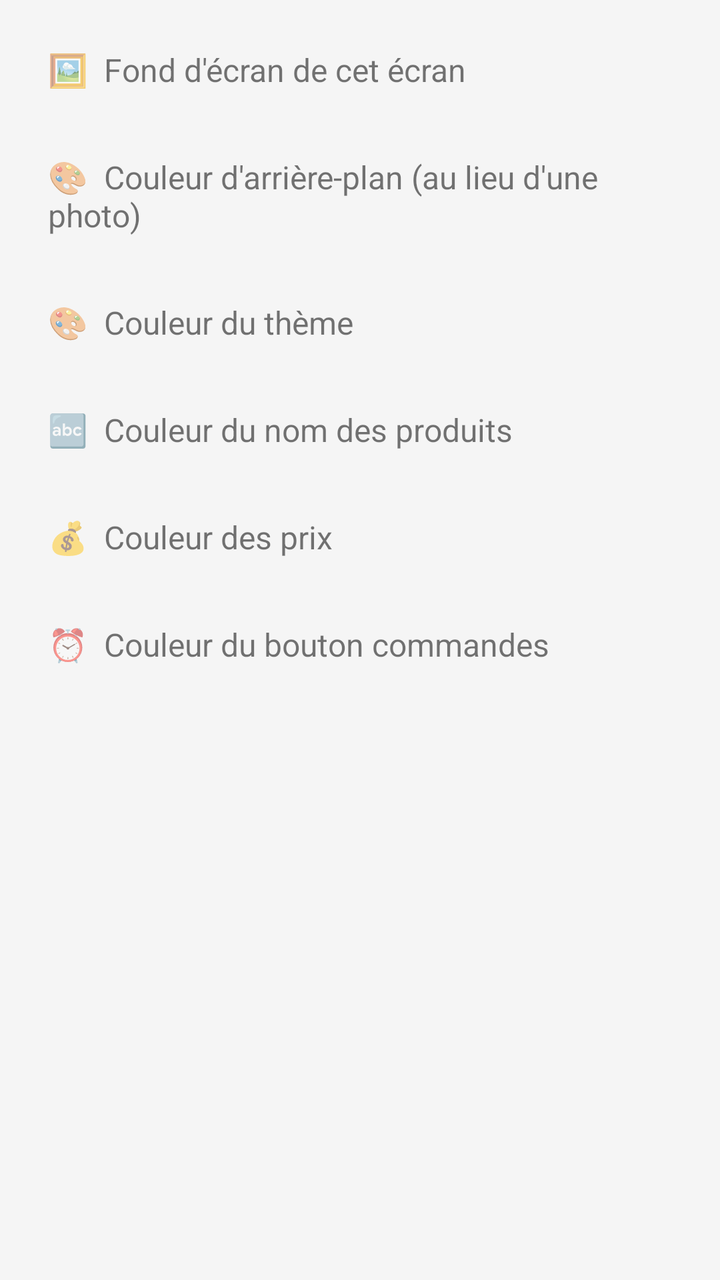
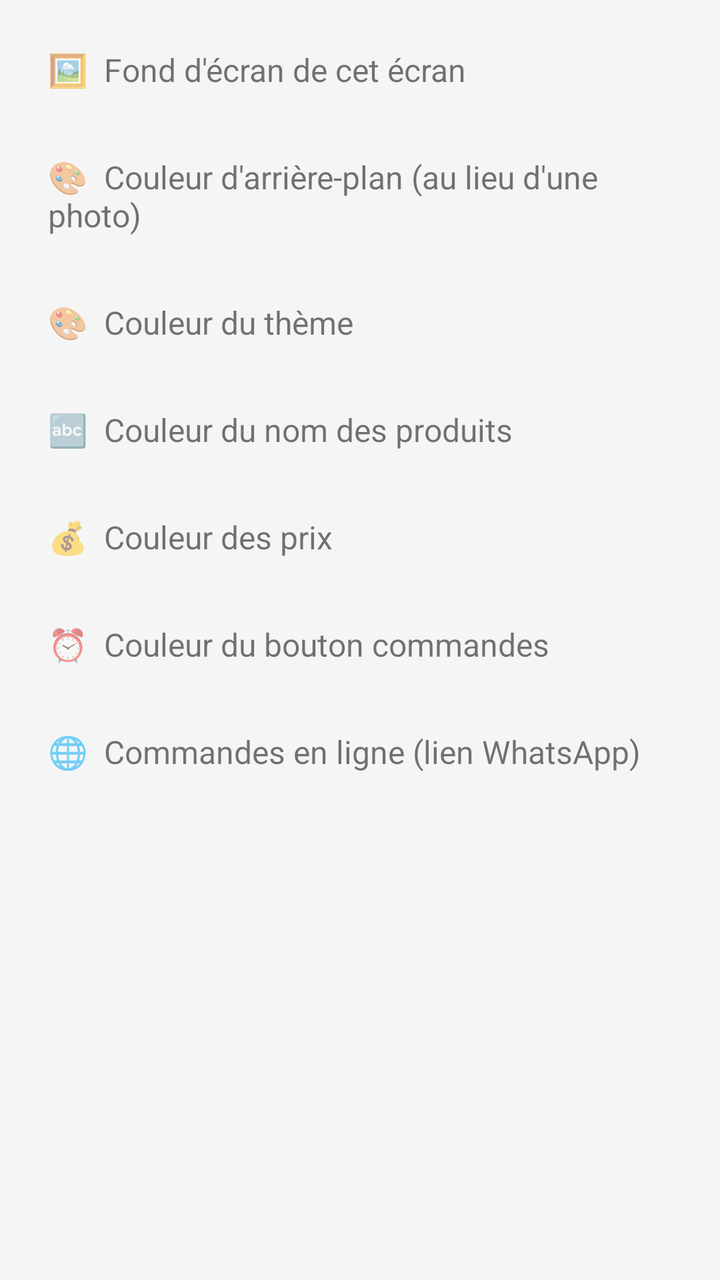

Two renders of the same Android screen: before a commit and after it. Below are the layout's source before the change and the commit's diff.
<!-- AndroidManifest.xml: application theme Theme.MonStock -->
<!-- res/layout/dialog_settings.xml -->
<?xml version="1.0" encoding="utf-8"?>
<LinearLayout xmlns:android="http://schemas.android.com/apk/res/android"
    android:layout_width="match_parent"
    android:layout_height="wrap_content"
    android:orientation="vertical"
    android:padding="8dp">

    <TextView
        android:id="@+id/optBackground"
        android:layout_width="match_parent"
        android:layout_height="wrap_content"
        android:text="🖼  Fond d'écran de cet écran"
        android:textSize="16sp"
        android:padding="16dp" />

    <TextView
        android:id="@+id/optBackgroundColor"
        android:layout_width="match_parent"
        android:layout_height="wrap_content"
        android:text="🎨  Couleur d'arrière-plan (au lieu d'une photo)"
        android:textSize="16sp"
        android:padding="16dp" />

    <TextView
        android:id="@+id/optTheme"
        android:layout_width="match_parent"
        android:layout_height="wrap_content"
        android:text="🎨  Couleur du thème"
        android:textSize="16sp"
        android:padding="16dp" />

    <TextView
        android:id="@+id/optNameColor"
        android:layout_width="match_parent"
        android:layout_height="wrap_content"
        android:text="🔤  Couleur du nom des produits"
        android:textSize="16sp"
        android:padding="16dp" />

    <TextView
        android:id="@+id/optPriceColor"
        android:layout_width="match_parent"
        android:layout_height="wrap_content"
        android:text="💰  Couleur des prix"
        android:textSize="16sp"
        android:padding="16dp" />

    <TextView
        android:id="@+id/optOrdersColor"
        android:layout_width="match_parent"
        android:layout_height="wrap_content"
        android:text="⏰  Couleur du bouton commandes"
        android:textSize="16sp"
        android:padding="16dp" />

</LinearLayout>
<!-- resources referenced by this layout -->
<resources>
  <style name="Theme.MonStock" parent="Theme.MaterialComponents.DayNight.NoActionBar">
          <item name="colorPrimary">@color/primary</item>
          <item name="colorPrimaryDark">@color/primary_dark</item>
          <item name="colorAccent">@color/accent</item>
          <item name="android:windowBackground">@color/background</item>
      </style>
  <color name="primary">#1565C0</color>
  <color name="primary_dark">#0D47A1</color>
  <color name="accent">#43A047</color>
  <color name="background">#F5F5F5</color>
</resources>

<!-- the commit's change to res/layout/dialog_settings.xml (unified diff, before → after) -->
@@ -53,4 +53,12 @@
         android:textSize="16sp"
         android:padding="16dp" />
 
+    <TextView
+        android:id="@+id/optOnlineOrders"
+        android:layout_width="match_parent"
+        android:layout_height="wrap_content"
+        android:text="🌐  Commandes en ligne (lien WhatsApp)"
+        android:textSize="16sp"
+        android:padding="16dp" />
+
 </LinearLayout>
